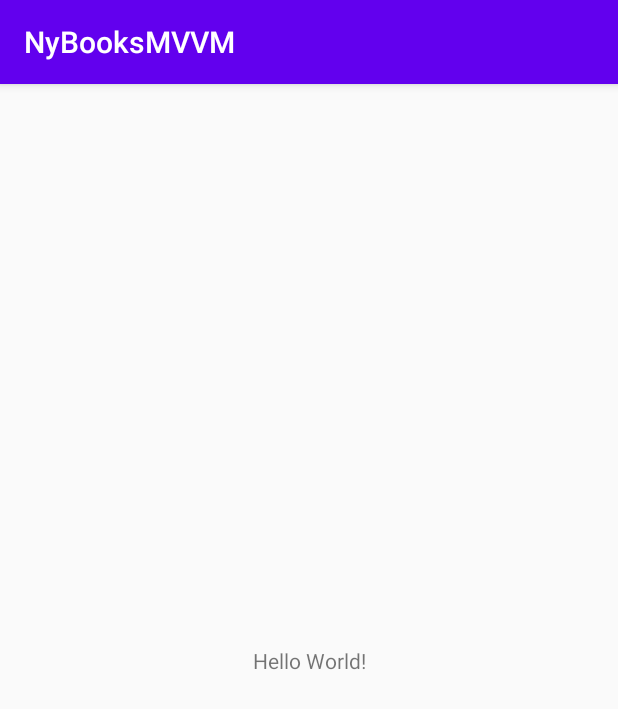
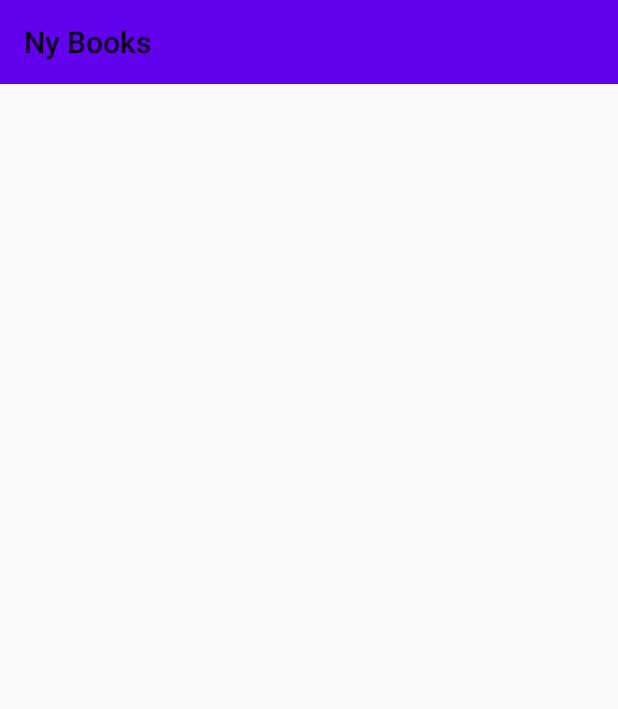
Before and after one commit to matheusmf1/kotlin_study, an Android app: the screen it shows after launch (BooksActivity), on a phone screen of 412 x 824 dp. Shown: the top 709 px of the screen. Run offline under Robolectric (Android 15) with nearby library versions, the phone set to English and light mode, and no system bars.

Commit message:
Implement toolbar and recyclerView

```diff
--- a/NyBooksMVVM/app/build.gradle
+++ b/NyBooksMVVM/app/build.gradle
@@ -29,6 +29,7 @@ dependencies {
     implementation 'androidx.core:core-ktx:1.3.1'
     implementation 'androidx.appcompat:appcompat:1.1.0'
     implementation 'androidx.constraintlayout:constraintlayout:1.1.3'
+    implementation 'androidx.recyclerview:recyclerview:1.2.0-alpha05'
 
     testImplementation 'junit:junit:4.13'
 
--- a/NyBooksMVVM/app/src/main/java/br/com/matheus/nybooksmvvm/presentation/books/BooksActivity.kt
+++ b/NyBooksMVVM/app/src/main/java/br/com/matheus/nybooksmvvm/presentation/books/BooksActivity.kt
@@ -3,10 +3,14 @@ package br.com.matheus.nybooksmvvm.presentation.books
 import androidx.appcompat.app.AppCompatActivity
 import android.os.Bundle
 import br.com.matheus.nybooksmvvm.R
+import kotlinx.android.synthetic.main.activity_books.*
 
 class BooksActivity : AppCompatActivity() {
     override fun onCreate(savedInstanceState: Bundle?) {
         super.onCreate(savedInstanceState)
         setContentView(R.layout.activity_books)
+
+        toolbarMain.title = "Ny Books"
+        setSupportActionBar( toolbarMain )
     }
 }
--- a/NyBooksMVVM/app/src/main/res/layout/activity_books.xml
+++ b/NyBooksMVVM/app/src/main/res/layout/activity_books.xml
@@ -1,19 +1,30 @@
 <?xml version="1.0" encoding="utf-8"?>
-<androidx.constraintlayout.widget.ConstraintLayout
-    xmlns:android="http://schemas.android.com/apk/res/android"
+<androidx.constraintlayout.widget.ConstraintLayout xmlns:android="http://schemas.android.com/apk/res/android"
   xmlns:app="http://schemas.android.com/apk/res-auto"
   xmlns:tools="http://schemas.android.com/tools"
   android:layout_width="match_parent"
   android:layout_height="match_parent"
   tools:context=".presentation.books.BooksActivity">
 
-    <TextView
-        android:layout_width="wrap_content"
-        android:layout_height="wrap_content"
-        android:text="Hello World!"
-        app:layout_constraintBottom_toBottomOf="parent"
-        app:layout_constraintLeft_toLeftOf="parent"
-        app:layout_constraintRight_toRightOf="parent"
+  <androidx.appcompat.widget.Toolbar
+    android:id="@+id/toolbarMain"
+    android:layout_width="0dp"
+    android:layout_height="?android:attr/actionBarSize"
+
+    android:background="@color/colorPrimary"
+    app:layout_constraintEnd_toEndOf="parent"
+    app:layout_constraintStart_toStartOf="parent"
+
     app:layout_constraintTop_toTopOf="parent" />
 
+
+  <androidx.recyclerview.widget.RecyclerView
+    android:layout_width="0dp"
+    android:layout_height="wrap_content"
+    app:layout_constraintTop_toBottomOf="@id/toolbarMain"
+    app:layout_constraintStart_toStartOf="parent"
+    app:layout_constraintEnd_toEndOf="parent"
+    />
+
+
 </androidx.constraintlayout.widget.ConstraintLayout>
--- a/NyBooksMVVM/app/src/main/res/values/styles.xml
+++ b/NyBooksMVVM/app/src/main/res/values/styles.xml
@@ -1,6 +1,6 @@
 <resources>
     <!-- Base application theme. -->
-    <style name="AppTheme" parent="Theme.AppCompat.Light.DarkActionBar">
+    <style name="AppTheme" parent="Theme.AppCompat.Light.NoActionBar">
         <!-- Customize your theme here. -->
         <item name="colorPrimary">@color/colorPrimary</item>
         <item name="colorPrimaryDark">@color/colorPrimaryDark</item>
```
Lines whose indentation alone changed are shown as unchanged.
